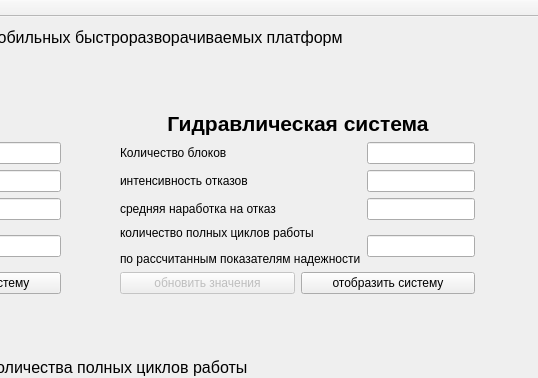
Before: the Qt Designer form mainwindow.ui in Zioba/MargoDiplom, drawn with Qt 5; both pictures show x 357 to 895 and y 0 to 378 of the 895 by 466 pixel window.
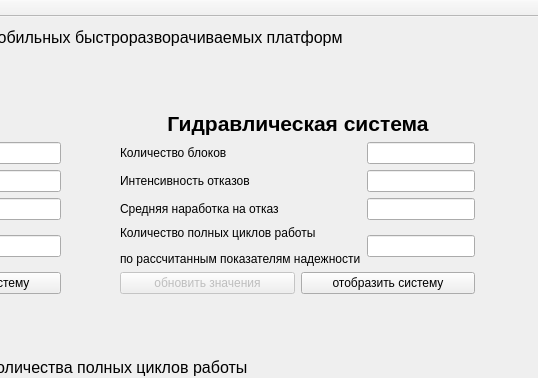
After: the same form once the commit is applied.

The edit to the form file:
```diff
--- a/mainwindow.ui
+++ b/mainwindow.ui
@@ -228,7 +228,7 @@
           <item row="1" column="0">
            <widget class="QLabel" name="label_6">
             <property name="text">
-             <string>интенсивность отказов</string>
+             <string>Интенсивность отказов</string>
             </property>
            </widget>
           </item>
@@ -259,14 +259,14 @@
           <item row="3" column="0">
            <widget class="QLabel" name="label_8">
             <property name="text">
-             <string>&lt;html&gt;&lt;head/&gt;&lt;body&gt;&lt;p&gt;количество полных циклов работы &lt;/p&gt;&lt;p&gt;по рассчитанным показателям надежности&lt;/p&gt;&lt;/body&gt;&lt;/html&gt;</string>
+             <string>&lt;html&gt;&lt;head/&gt;&lt;body&gt;&lt;p&gt;Количество полных циклов работы &lt;/p&gt;&lt;p&gt;по рассчитанным показателям надежности&lt;/p&gt;&lt;/body&gt;&lt;/html&gt;</string>
             </property>
            </widget>
           </item>
           <item row="2" column="0">
            <widget class="QLabel" name="label_7">
             <property name="text">
-             <string>средняя наработка на отказ</string>
+             <string>Средняя наработка на отказ</string>
             </property>
            </widget>
           </item>
```
Left out of the diff: 2 changed lines with no effect on the pictures.
